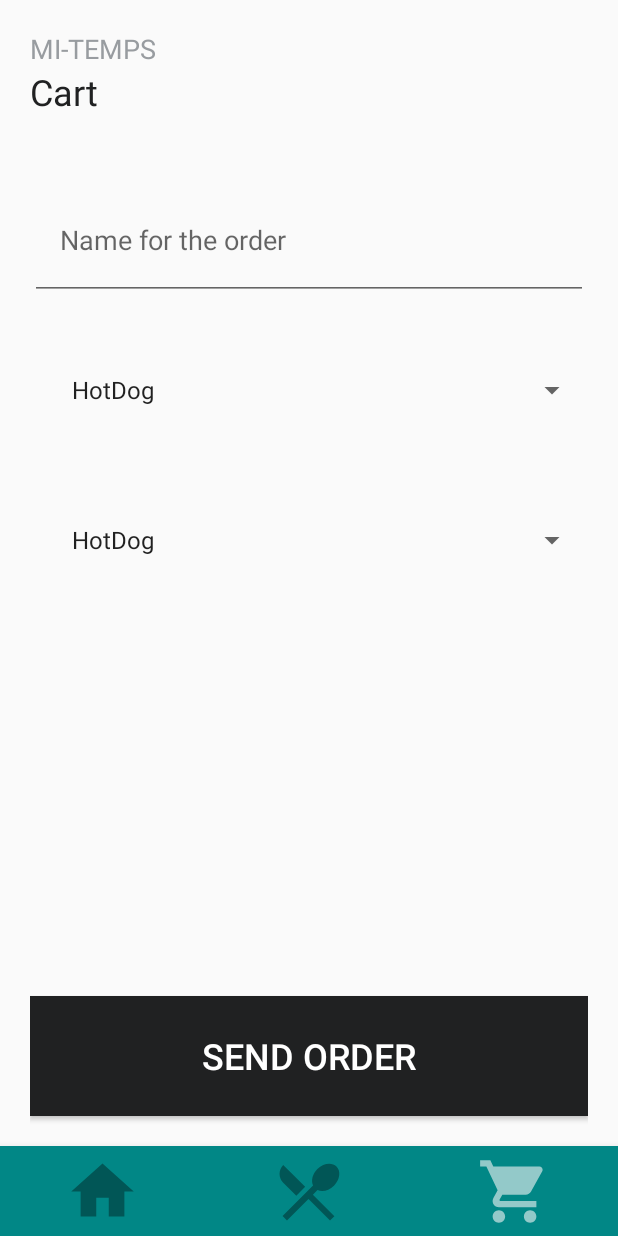
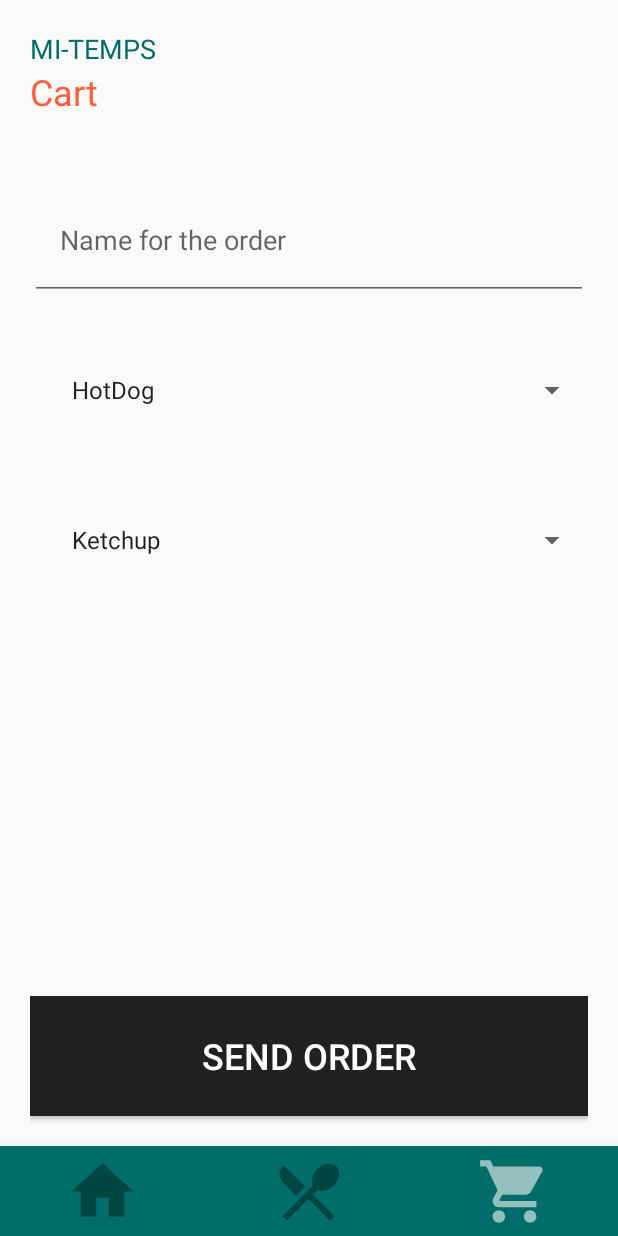
Before and after one commit to Benoit548/MI-Order, an Android app: the screen it shows after launch (MainActivity), item 3 of the bottom bar chosen, on a phone screen of 412 x 824 dp. Run offline under Robolectric (Android 15) with nearby library versions, the light colour scheme and no system bars; our stand-ins replace Firebase (no records; nobody signed in at launch, a user with empty details on screens opened directly); pictures from the network do not load.

Commit message:
Changement des couleurs, et commande 100% terminées

```diff
--- a/app/src/main/AndroidManifest.xml
+++ b/app/src/main/AndroidManifest.xml
@@ -2,6 +2,9 @@
 <manifest xmlns:android="http://schemas.android.com/apk/res/android"
     xmlns:tools="http://schemas.android.com/tools"
     package="com.example.mi_order">
+
+    <uses-permission android:name="android.permission.ACCESS_NETWORK_STATE" />
+    <uses-permission android:name="android.permission.INTERNET"/>
 
     <application
         android:allowBackup="true"
--- a/app/src/main/java/com/example/mi_order/MainActivity.kt
+++ b/app/src/main/java/com/example/mi_order/MainActivity.kt
@@ -42,7 +42,7 @@ class MainActivity : AppCompatActivity() {
     }
 
     private fun loadFragment(fragment: Fragment, string: Int) {
-        // charger notre PlantRepository
+        // charger notre FoodRepository
         val repo = FoodRepository()
 
         //Actualiser le titre de la page
--- a/app/src/main/java/com/example/mi_order/adapters/FoodAdapter.kt
+++ b/app/src/main/java/com/example/mi_order/adapters/FoodAdapter.kt
@@ -33,7 +33,7 @@ class FoodAdapter(
     }
 
     override fun onBindViewHolder(holder: ViewHolder, position: Int) {
-        //Recuperer les informations de la plante
+        //Recuperer les informations
         val currentFood = foodList[position]
 
         //Recuperer le repository
@@ -46,7 +46,7 @@ class FoodAdapter(
         holder.foodName?.text = currentFood.name
 
         //Mettre à jour les units
-        holder.foodUnit?.text = currentFood.unit.toString()
+        holder.foodUnit?.text = currentFood.unit
 
         //Interaction lors d'un clic sur food, faire afficher le popup
         holder.itemView.setOnClickListener{
--- a/app/src/main/java/com/example/mi_order/models/FoodModel.kt
+++ b/app/src/main/java/com/example/mi_order/models/FoodModel.kt
@@ -5,5 +5,5 @@ class FoodModel(
     val name: String = "HotDog",
     val description: String = "Petite description",
     val imageUrl: String  ="https://images.pexels.com/photos/4676409/pexels-photo-4676409.jpeg?auto=compress&cs=tinysrgb&dpr=2&h=650&w=940",
-    val unit: Int = 1,
+    val unit: String = "1",
 )
--- a/app/src/main/java/com/example/mi_order/models/OrderModel.kt
+++ b/app/src/main/java/com/example/mi_order/models/OrderModel.kt
@@ -4,5 +4,5 @@ class OrderModel(
     val id: String = "order1",
     val userName : String = "user1",
     val food: String = "HotDog",
-
+    val precision: String = "Ketchup"
 )
--- a/app/src/main/res/layout/activity_main.xml
+++ b/app/src/main/res/layout/activity_main.xml
@@ -5,6 +5,7 @@
     android:layout_width="match_parent"
     android:layout_height="match_parent"
     tools:context=".MainActivity">
+
 
     <TextView
         android:id="@+id/app_title"
@@ -36,7 +37,7 @@
         android:id="@+id/navigation_view"
         android:layout_width="match_parent"
         android:layout_height="60dp"
-        android:background="@color/teal_700"
+        android:background="@color/teal_200"
         app:layout_constraintBottom_toBottomOf="parent"
         app:layout_constraintEnd_toEndOf="parent"
         app:layout_constraintStart_toStartOf="parent"
--- a/app/src/main/res/layout/item_vertical_food.xml
+++ b/app/src/main/res/layout/item_vertical_food.xml
@@ -48,7 +48,7 @@
         android:id="@+id/textView2"
         android:layout_width="wrap_content"
         android:layout_height="wrap_content"
-        android:text="Units"
+        android:text="@string/food_unit"
         android:layout_marginTop="5dp"
         app:layout_constraintStart_toStartOf="@+id/name_item"
         app:layout_constraintTop_toBottomOf="@+id/name_item" />
--- a/app/src/main/res/layout/popup_food_details.xml
+++ b/app/src/main/res/layout/popup_food_details.xml
@@ -68,7 +68,7 @@
         android:id="@+id/popup_food_unit"
         android:layout_width="wrap_content"
         android:layout_height="wrap_content"
-        android:text="@string/popup_food_unit"
+        android:text="@string/food_unit"
         app:layout_constraintStart_toStartOf="@+id/popup_food_name_subtitle"
         app:layout_constraintTop_toBottomOf="@+id/popup_food_name_subtitle"
         android:layout_marginTop="@dimen/default_margin"
--- a/app/src/main/res/values-night/themes.xml
+++ b/app/src/main/res/values-night/themes.xml
@@ -2,8 +2,8 @@
     <!-- Base application theme. -->
     <style name="Theme.MI_Order" parent="Theme.MaterialComponents.DayNight.DarkActionBar">
         <!-- Primary brand color. -->
-        <item name="colorPrimary">@color/purple_200</item>
-        <item name="colorPrimaryVariant">@color/purple_700</item>
+        <item name="colorPrimary">@color/orange_junia</item>
+        <item name="colorPrimaryVariant">@color/orange_junia</item>
         <item name="colorOnPrimary">@color/black</item>
         <!-- Secondary brand color. -->
         <item name="colorSecondary">@color/teal_200</item>
--- a/app/src/main/res/values/colors.xml
+++ b/app/src/main/res/values/colors.xml
@@ -3,10 +3,14 @@
     <color name="purple_200">#FFBB86FC</color>
     <color name="purple_500">#FF6200EE</color>
     <color name="purple_700">#FF3700B3</color>
-    <color name="teal_200">#FF03DAC5</color>
+    <color name="teal_200">#006D68</color>
     <color name="teal_700">#FF018786</color>
     <color name="black">#FF000000</color>
     <color name="white">#FFFFFFFF</color>
-    <color name="lightGray">#989CA0</color>
+    <color name="lightGray">#D0D0CE</color>
     <color name="darkGray">#202122</color>
+    <color name="orange_junia">#FF5C39</color>
+
+
+
 </resources>
--- a/app/src/main/res/values/strings.xml
+++ b/app/src/main/res/values/strings.xml
@@ -10,7 +10,7 @@
     <string name="popup_food_name">Food Name</string>
     <string name="popup_food_description_title">Description</string>
     <string name="popup_food_name_subtitle">Little description</string>
-    <string name="popup_food_unit">Units</string>
+    <string name="food_unit">Price</string>
     <string name="popup_food_units_number">number of units</string>
     <string name="popup_add_food_button">Add to cart</string>
 
@@ -27,24 +27,34 @@
     </string-array>
 
     <string-array name="ramen_order_input">
-        <item>Ramen</item>
+        <item>Boeuf</item>
+        <item>Poulet</item>
+        <item>Canard</item>
+    </string-array>
+
+    <string-array name="sandwich_order_input">
+        <item>Jambon</item>
+        <item>Poulet</item>
+        <item>Dinde</item>
 
     </string-array>
 
-    <string-array name="sandwich_order_input">
-        <item>Sandwich</item>
-    </string-array>
-
     <string-array name="panini_order_input">
-        <item>Panini</item>
+        <item>Jambon</item>
+        <item>Poulet</item>
+        <item>Dinde</item>
     </string-array>
 
     <string-array name="croque_order_input">
-        <item>Croque-Monsieur</item>
+        <item>Cheddar</item>
+        <item>Emmental</item>
+        <item>Raclette</item>
     </string-array>
 
     <string-array name="hotdog_order_input">
-        <item>HotDog</item>
+        <item>Ketchup</item>
+        <item>Mayonnaise</item>
+        <item>Moutarde</item>
     </string-array>
 
     <!--Bottom navigation page-->
--- a/app/src/main/res/values/themes.xml
+++ b/app/src/main/res/values/themes.xml
@@ -2,13 +2,13 @@
     <!-- Base application theme. -->
     <style name="Theme.MI_Order" parent="Theme.MaterialComponents.DayNight.DarkActionBar">
         <!-- Primary brand color. -->
-        <item name="colorPrimary">@color/purple_500</item>
-        <item name="colorPrimaryVariant">@color/purple_700</item>
-        <item name="colorOnPrimary">@color/white</item>
+        <item name="colorPrimary">@color/teal_200</item>
+        <item name="colorPrimaryVariant">@color/teal_200</item>
+        <item name="colorOnPrimary">@color/lightGray</item>
         <!-- Secondary brand color. -->
-        <item name="colorSecondary">@color/teal_200</item>
-        <item name="colorSecondaryVariant">@color/teal_700</item>
-        <item name="colorOnSecondary">@color/black</item>
+        <item name="colorSecondary">@color/orange_junia</item>
+        <item name="colorSecondaryVariant">@color/orange_junia</item>
+        <item name="colorOnSecondary">@color/lightGray</item>
         <!-- Status bar color. -->
         <item name="android:statusBarColor" tools:targetApi="l">?attr/colorPrimaryVariant</item>
         <!-- Customize your theme here. -->
@@ -18,7 +18,7 @@
 
     <!--Creer le composant titre par défaut-->
     <style name="DefaultTextStyle">
-        <item name="android:textColor">@color/lightGray</item>
+        <item name="android:textColor">@color/teal_200</item>
         <item name="android:textSize">18sp</item>
     </style>
 
@@ -31,6 +31,7 @@
     <!--Creer le composant titre par défaut-->
     <style name="titleTextStyle" parent="SubtitleTextStyle">
         <item name="android:textSize">24sp</item>
+        <item name="android:textColor">@color/orange_junia</item>
     </style>
 
 </resources>
```
Also changed, not shown: app/build.gradle (+7 -0 lines), app/src/main/java/com/example/mi_order/fragments/CartFragments.kt (+32 -8 lines).
